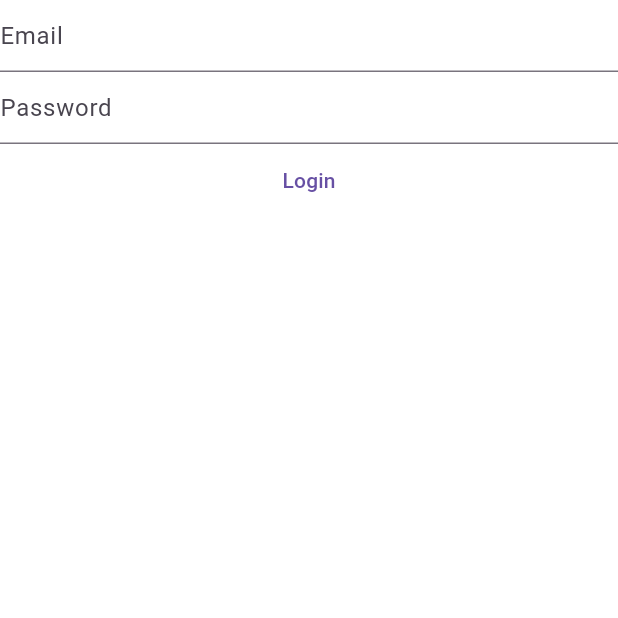
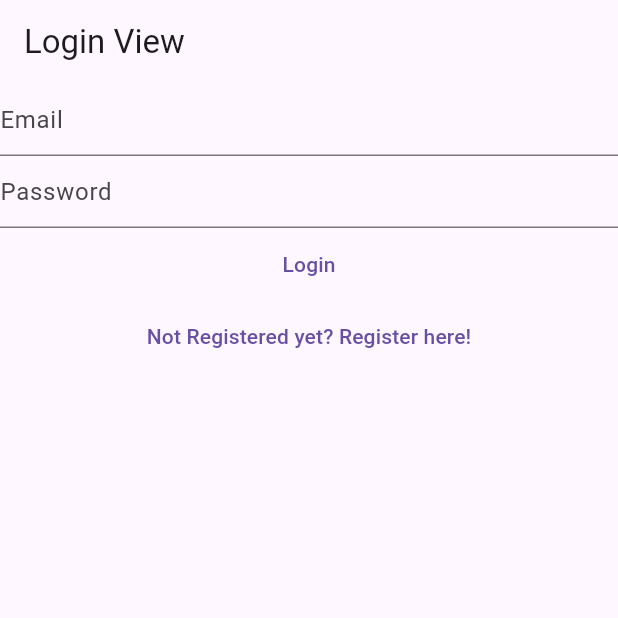
Before and after one commit to JenishLunagariya/my-test-app-bcjn24, a Flutter app: the screen it shows after launch, on a phone screen of 412 x 824 dp, the top half of it. Run offline on Flutter 3.47's test engine with Material 3 defaults, Android fonts, the phone set to English and light mode, and no system bars; our stand-ins replace firebase_auth, firebase_core; accounts and stored records are empty.

Commit message:
Nav routes added

```diff
--- a/lib/views/login_view.dart
+++ b/lib/views/login_view.dart
@@ -30,7 +30,9 @@ class _LoginViewState extends State<LoginView> {
 
   @override
   Widget build(BuildContext context) {
-    return Column(
+    return Scaffold(
+      appBar: AppBar(title: const Text("Login View"),),
+      body: Column(
         children: [
           TextField(
             controller: _email,
@@ -67,7 +69,13 @@ class _LoginViewState extends State<LoginView> {
             },
             child: const Text("Login"),
           ),
+          TextButton(
+              onPressed: () {
+                Navigator.of(context).pushNamedAndRemoveUntil('/register/', (route) => false);
+              },
+              child: const Text("Not Registered yet? Register here!"))
         ],
+      ),
     );
   }
 }
```
Lines whose indentation alone changed are shown as unchanged.
